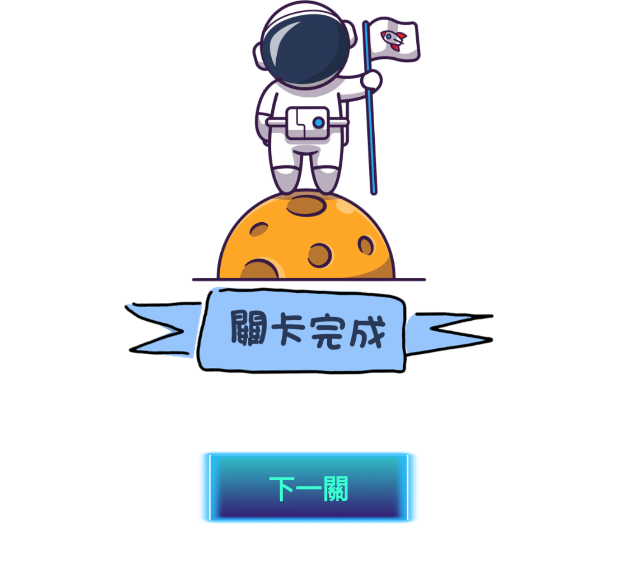
After one commit to ElvisWong213/Mobile_Apps_Project, an Android app: the layout win_layout_dialog.xml on its own in the app's theme, with its tools: preview values and no code run, on a phone screen of 412 x 824 dp. The commit adds this screen. Shown: the top 563 px of the screen. Run offline under Robolectric (Android 15) with nearby library versions, the phone set to English and light mode, and no system bars.

Commit message:
win dialog updated

```diff
--- a/app/build.gradle
+++ b/app/build.gradle
@@ -33,6 +33,8 @@ dependencies {
     implementation 'androidx.appcompat:appcompat:1.2.0'
     implementation 'com.google.android.material:material:1.3.0'
     implementation 'androidx.constraintlayout:constraintlayout:2.0.4'
+    implementation 'com.github.hajiyevelnur92:intentanimation:1.0'
+    compile 'com.github.hajiyevelnur92:intentanimation:1.0'
     testImplementation 'junit:junit:4.+'
     androidTestImplementation 'androidx.test.ext:junit:1.1.2'
     androidTestImplementation 'androidx.test.espresso:espresso-core:3.3.0'
--- a/app/src/main/java/com/example/myapplication/LoadingPage.java
+++ b/app/src/main/java/com/example/myapplication/LoadingPage.java
@@ -8,6 +8,8 @@ import android.graphics.PorterDuff;
 import android.os.Bundle;
 import android.os.Handler;
 import android.widget.ProgressBar;
+
+import maes.tech.intentanim.CustomIntent;
 
 public class LoadingPage extends AppCompatActivity {
     private ProgressBar progressBar;
@@ -52,6 +54,7 @@ public class LoadingPage extends AppCompatActivity {
                 if(progressStatus == progressBar.getMax()){
                     intent.setClass(LoadingPage.this,MainActivity.class);
                     startActivity(intent);
+                    CustomIntent.customType(LoadingPage.this, "fadein-to-fadeout");
                     finish();
                 }
 
--- a/app/src/main/java/com/example/myapplication/MainActivity.java
+++ b/app/src/main/java/com/example/myapplication/MainActivity.java
@@ -23,6 +23,8 @@ import android.widget.ImageButton;
 import android.widget.ImageView;
 import android.widget.RelativeLayout;
 import android.widget.TextView;
+
+import maes.tech.intentanim.CustomIntent;
 
 public class MainActivity extends AppCompatActivity implements View.OnTouchListener, View.OnClickListener {
     AlertDialog.Builder builder;
@@ -238,6 +240,7 @@ public class MainActivity extends AppCompatActivity implements View.OnTouchListe
             case R.id.main_play:
                 it.setClass(MainActivity.this,gamePage.class);
                 startActivity(it);
+                CustomIntent.customType(MainActivity.this, "up-to-bottom");
                 DialogSetting.counter++;
                 finish();
             break;
--- a/app/src/main/res/layout/activity_game_page.xml
+++ b/app/src/main/res/layout/activity_game_page.xml
@@ -46,9 +46,10 @@
             android:textSize="28sp" />
 
         <Button
+            android:id="@+id/btn_win"
             android:layout_width="match_parent"
             android:layout_height="wrap_content"
-            android:text="容易"
+            android:text="Test win diaglog"
             android:textSize="20sp"
             app:backgroundTint="#FF9800" />
 
--- /dev/null
+++ b/app/src/main/res/layout/win_layout_dialog.xml
@@ -0,0 +1,103 @@
+<?xml version="1.0" encoding="utf-8"?>
+<androidx.constraintlayout.widget.ConstraintLayout xmlns:android="http://schemas.android.com/apk/res/android"
+    xmlns:app="http://schemas.android.com/apk/res-auto"
+    xmlns:tools="http://schemas.android.com/tools"
+    android:layout_width="match_parent"
+    android:layout_height="match_parent"
+    android:layout_gravity="center">
+
+    <LinearLayout
+        android:id="@+id/CardLayout"
+        android:layout_width="match_parent"
+        android:layout_height="match_parent"
+        android:gravity="center_horizontal"
+        android:orientation="horizontal">
+
+        <androidx.cardview.widget.CardView
+            android:layout_width="match_parent"
+            android:layout_height="match_parent"
+            app:cardBackgroundColor="@android:color/transparent"
+            app:cardCornerRadius="20dp"
+            app:cardElevation="0dp">
+
+            <androidx.constraintlayout.widget.ConstraintLayout
+                android:layout_width="match_parent"
+                android:layout_height="match_parent"
+                android:layout_gravity="center">
+
+                <LinearLayout
+                    android:layout_width="match_parent"
+                    android:layout_height="match_parent"
+                    android:orientation="horizontal">
+
+                    <LinearLayout
+                        android:layout_width="match_parent"
+                        android:layout_height="match_parent"
+                        android:orientation="vertical">
+
+                        <LinearLayout
+                            android:layout_width="match_parent"
+                            android:layout_height="match_parent"
+                            android:gravity="center_horizontal"
+                            android:orientation="vertical">
+
+                            <LinearLayout
+                                android:layout_width="wrap_content"
+                                android:layout_height="wrap_content"
+                                android:orientation="vertical">
+
+                                <ImageView
+                                    android:id="@+id/img_win"
+                                    android:layout_width="250dp"
+                                    android:layout_height="250dp"
+                                    android:layout_gravity="center"
+                                    android:scaleType="centerInside"
+                                    app:srcCompat="@drawable/win" />
+                            </LinearLayout>
+
+                            <LinearLayout
+                                android:layout_width="wrap_content"
+                                android:layout_height="wrap_content"
+                                android:layout_marginTop="50dp"
+                                android:gravity="center"
+                                android:orientation="vertical">
+
+                                <LinearLayout
+                                    android:layout_width="wrap_content"
+                                    android:layout_height="wrap_content"
+                                    android:orientation="horizontal">
+
+                                    <FrameLayout
+                                        android:layout_width="wrap_content"
+                                        android:layout_height="wrap_content"
+                                        android:layout_gravity="center">
+
+                                        <ImageView
+                                            android:id="@+id/btn_next"
+                                            android:layout_width="150dp"
+                                            android:layout_height="50dp"
+                                            android:scaleType="fitXY"
+                                            app:srcCompat="@drawable/square" />
+
+                                        <TextView
+                                            android:id="@+id/tv_win"
+                                            android:layout_width="wrap_content"
+                                            android:layout_height="wrap_content"
+                                            android:layout_gravity="center"
+                                            android:text="下一關"
+                                            android:textColor="#3BFFD1"
+                                            android:textSize="18sp"
+                                            android:textStyle="bold" />
+                                    </FrameLayout>
+                                </LinearLayout>
+                            </LinearLayout>
+
+                        </LinearLayout>
+
+                    </LinearLayout>
+                </LinearLayout>
+            </androidx.constraintlayout.widget.ConstraintLayout>
+        </androidx.cardview.widget.CardView>
+    </LinearLayout>
+
+</androidx.constraintlayout.widget.ConstraintLayout>
--- a/app/src/main/res/values/colors.xml
+++ b/app/src/main/res/values/colors.xml
@@ -9,4 +9,5 @@
     <color name="white">#FFFFFFFF</color>
     <color name="deep_blue">#001D3B</color>
     <color name="deep_blue2">#003163</color>
+    <color name="dark">#99000000</color>
 </resources>
--- a/app/src/main/res/values/themes.xml
+++ b/app/src/main/res/values/themes.xml
@@ -1,6 +1,6 @@
 <resources xmlns:tools="http://schemas.android.com/tools">
     <!-- Base application theme. -->
-    <style name="Theme.MyApplication" parent="Theme.MaterialComponents.DayNight.DarkActionBar">
+    <style name="Theme.MyApplication" parent="Theme.MaterialComponents.DayNight.NoActionBar">
         <!-- Primary brand color. -->
         <item name="colorPrimary">@color/deep_blue2</item>
         <item name="colorPrimaryVariant">@color/deep_blue</item>
@@ -13,4 +13,5 @@
         <item name="android:statusBarColor" tools:targetApi="l">?attr/colorPrimaryVariant</item>
         <!-- Customize your theme here. -->
     </style>
+
 </resources>
--- a/build.gradle
+++ b/build.gradle
@@ -16,6 +16,7 @@ allprojects {
     repositories {
         google()
         jcenter()
+        maven { url 'https://jitpack.io' }
     }
 }
 
```
Also changed, not shown: app/src/main/java/com/example/myapplication/DialogSetting.java (+96 -8 lines), app/src/main/java/com/example/myapplication/gamePage.java (+18 -8 lines), app/src/main/res/drawable/win.png (added), 1 other file.
